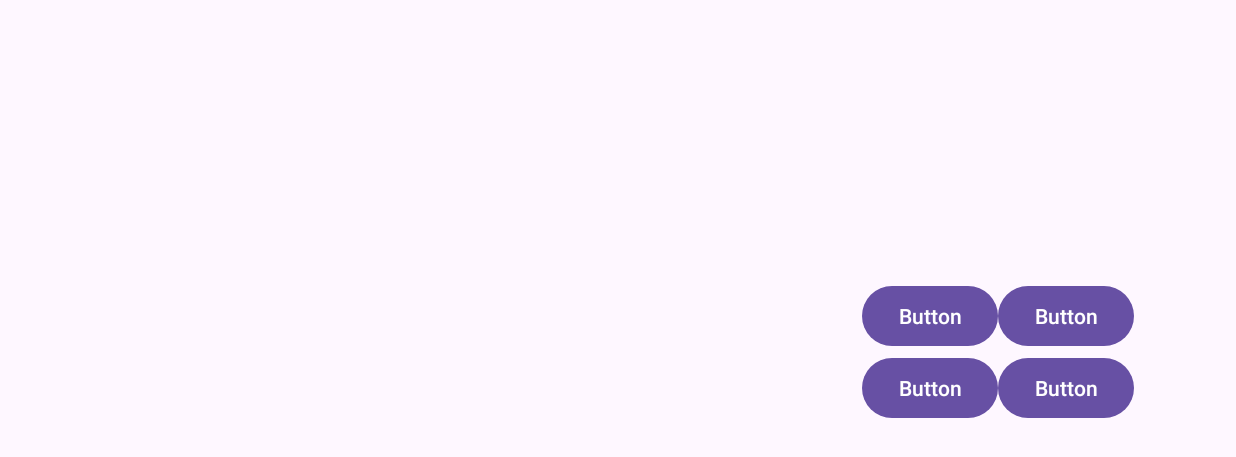
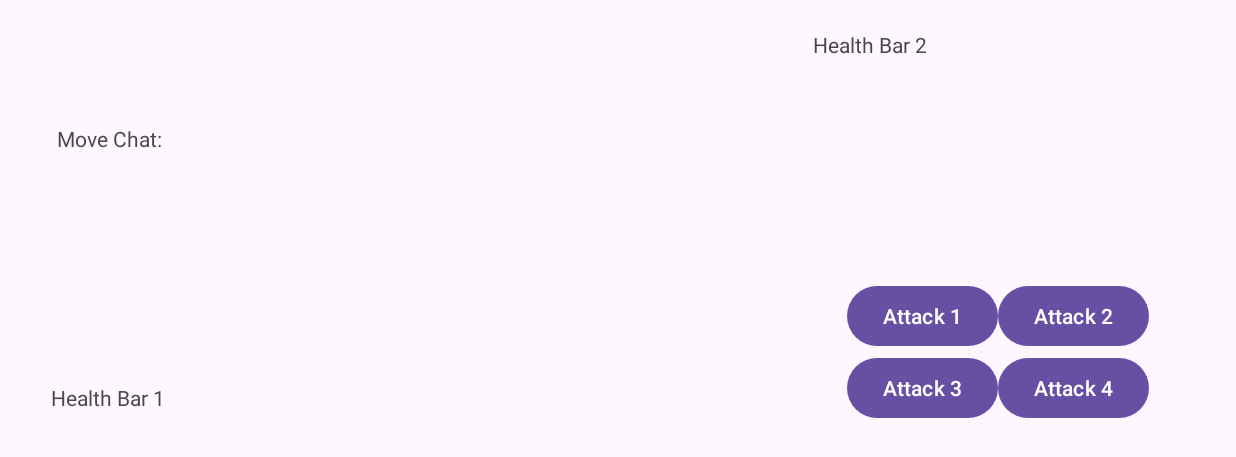
Before and after one commit to PabM777/FinalProjectPMPT, an Android app: the CoopScreen screen opened directly, with no data from a screen before it, on a phone screen of 824 x 412 dp (held sideways). Shown: the top 457 px of the screen. Run offline under Robolectric (Android 15) with nearby library versions, the phone set to English and light mode, and no system bars.

Commit message:
COMPLETED MAIN FACTOR OF THE GAME!!!!!!! huh

```diff
--- a/app/src/main/java/com/example/finalproject_pmpt/MainActivity.java
+++ b/app/src/main/java/com/example/finalproject_pmpt/MainActivity.java
@@ -69,9 +69,11 @@ public class MainActivity extends AppCompatActivity {
         });
 
         //button for story mode of the game...
+        Intent intent4 = new Intent(this, storyMode.class)
         btnStory.setOnClickListener(new View.OnClickListener() {
             @Override
             public void onClick(View v) {
+                startActivity(intent4);
 
             }
         });
--- a/app/src/main/res/layout/activity_coop_screen.xml
+++ b/app/src/main/res/layout/activity_coop_screen.xml
@@ -101,7 +101,7 @@
         android:id="@+id/btn_move1"
         android:layout_width="wrap_content"
         android:layout_height="wrap_content"
-        android:text="Button"
+        android:text="Attack 1"
         app:layout_constraintBottom_toTopOf="@+id/guideline18"
         app:layout_constraintEnd_toStartOf="@+id/guideline25"
         app:layout_constraintHorizontal_bias="1.0"
@@ -114,7 +114,7 @@
         android:layout_width="wrap_content"
         android:layout_height="wrap_content"
         android:layout_marginTop="4dp"
-        android:text="Button"
+        android:text="Attack 2"
         app:layout_constraintBottom_toTopOf="@+id/guideline18"
         app:layout_constraintEnd_toStartOf="@+id/guideline15"
         app:layout_constraintHorizontal_bias="0.0"
@@ -126,7 +126,7 @@
         android:id="@+id/btn_move3"
         android:layout_width="wrap_content"
         android:layout_height="wrap_content"
-        android:text="Button"
+        android:text="Attack 3"
         app:layout_constraintEnd_toStartOf="@+id/guideline25"
         app:layout_constraintTop_toTopOf="@+id/guideline18" />
 
@@ -134,7 +134,7 @@
         android:id="@+id/btn_move4"
         android:layout_width="wrap_content"
         android:layout_height="wrap_content"
-        android:text="Button"
+        android:text="Attack 4"
         app:layout_constraintBottom_toTopOf="@+id/guideline26"
         app:layout_constraintEnd_toStartOf="@+id/guideline15"
         app:layout_constraintHorizontal_bias="0.0"
@@ -146,7 +146,7 @@
         android:id="@+id/tv_move_chat"
         android:layout_width="96dp"
         android:layout_height="153dp"
-        android:text=""
+        android:text="Move Chat: "
         app:layout_constraintBottom_toTopOf="@+id/guideline18"
         app:layout_constraintEnd_toStartOf="@+id/guideline22"
         app:layout_constraintStart_toStartOf="@+id/guideline14"
@@ -163,7 +163,7 @@
         android:id="@+id/tv_health_bar_one"
         android:layout_width="193dp"
         android:layout_height="23dp"
-        android:text=""
+        android:text="Health Bar 1"
         app:layout_constraintBottom_toTopOf="@+id/guideline26"
         app:layout_constraintEnd_toStartOf="@+id/guideline23"
         app:layout_constraintHorizontal_bias="0.096"
@@ -175,7 +175,7 @@
         android:id="@+id/tv_health_bar_two"
         android:layout_width="231dp"
         android:layout_height="25dp"
-        android:text=""
+        android:text="Health Bar 2"
         app:layout_constraintBottom_toTopOf="@+id/guideline28"
         app:layout_constraintEnd_toStartOf="@+id/guideline15"
         app:layout_constraintStart_toStartOf="@+id/guideline24"
--- a/app/src/main/res/layout/victoryscreen.xml
+++ b/app/src/main/res/layout/victoryscreen.xml
@@ -9,7 +9,7 @@
         android:layout_height="wrap_content"
         android:layout_weight="1"
         android:text="TextView"
-        android:textSize="20sp"/>
+        android:textSize="20sp" />
 
     <Button
         android:id="@+id/btn_main_screen"
```
Also changed, not shown: app/src/main/AndroidManifest.xml (+5 -2 lines), app/src/main/java/com/example/finalproject_pmpt/MonsterFactory.java (+37 -0 lines), app/src/main/java/com/example/finalproject_pmpt/storyMode.java (added, +14 -0 lines), app/src/main/res/layout/activity_single_player.xml (+7 -7 lines), app/src/main/res/layout/activity_story_mode.xml (added, +9 -0 lines).
